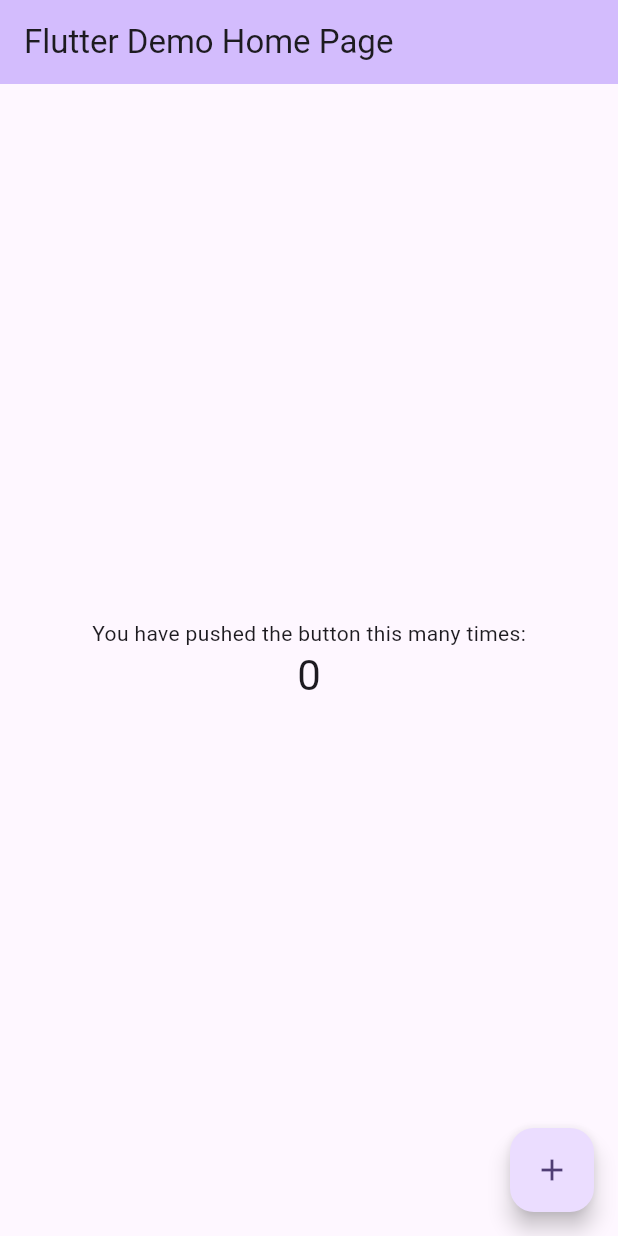
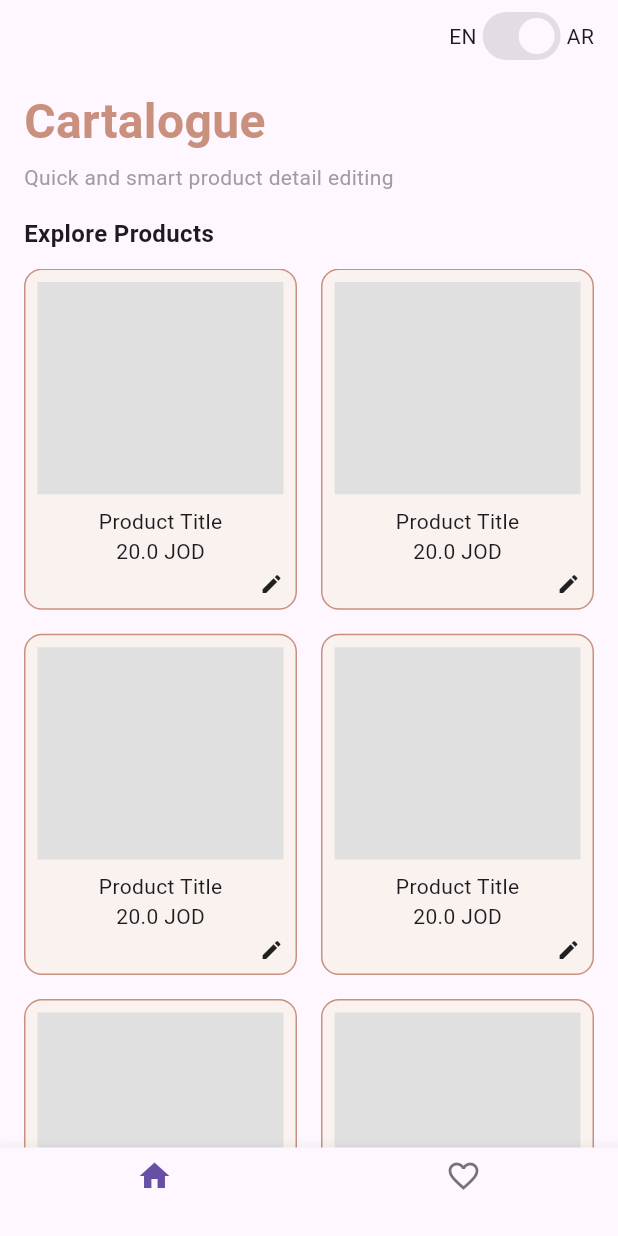
Before and after one commit to mariamnnassar/Cartalogue, a Flutter app: the screen it shows after launch, on a phone screen of 412 x 824 dp. Run offline on Flutter 3.47's test engine with Material 3 defaults, Android fonts, the light colour scheme and no system bars; our stand-ins replace flutter_riverpod.

Commit message:
Home Front Implemented

```diff
--- /dev/null
+++ b/lib/app.dart
@@ -0,0 +1,27 @@
+// lib/app.dart
+
+import 'package:flutter/material.dart';
+import 'features/home/home.dart';
+
+class MyApp extends StatelessWidget {
+  const MyApp({super.key});
+
+  @override
+  Widget build(BuildContext context) {
+    return MaterialApp(
+      // Title used in Android app switcher or task manager
+      title: 'Cartalogue',
+
+      // Remove debug banner in top-right corner
+      debugShowCheckedModeBanner: false,
+
+      // Theme configuration
+      theme: ThemeData(
+        primarySwatch: Colors.brown, // Main color of the app
+      ),
+
+      // Temporary home screen until we create HomeScreen
+      home: const HomeScreen(), // We'll replace this later with HomeScreen()
+    );
+  }
+}
--- /dev/null
+++ b/lib/features/home/home.dart
@@ -0,0 +1,123 @@
+// lib/features/home/home.dart
+
+import 'package:flutter/material.dart';
+
+class HomeScreen extends StatelessWidget {
+  const HomeScreen({super.key});
+
+  @override
+  Widget build(BuildContext context) {
+    return Scaffold(
+      // Main screen layout
+      body: SafeArea(
+        child: Padding(
+          padding: const EdgeInsets.symmetric(horizontal: 16.0),
+          child: Column(
+            crossAxisAlignment: CrossAxisAlignment.start,
+            children: [
+
+              // 🧭 Language switch row
+              Align(
+                alignment: Alignment.topRight,
+                child: Row(
+                  mainAxisSize: MainAxisSize.min,
+                  children: const [
+                    Text("EN"),
+                    Switch(value: true, onChanged: null), // Temporary
+                    Text("AR"),
+                  ],
+                ),
+              ),
+
+              const SizedBox(height: 10),
+
+              // 🛍️ App Title
+              const Text(
+                "Cartalogue",
+                style: TextStyle(
+                  fontSize: 32,
+                  fontWeight: FontWeight.bold,
+                  color: Color(0xFFCA907E),
+                ),
+              ),
+
+              const SizedBox(height: 4),
+
+              // 💬 Subtitle
+              const Text(
+                "Quick and smart product detail editing",
+                style: TextStyle(
+                  fontSize: 14,
+                  color: Colors.grey,
+                ),
+              ),
+
+              const SizedBox(height: 16),
+
+              // 📦 Section title
+              const Text(
+                "Explore Products",
+                style: TextStyle(
+                  fontSize: 16,
+                  fontWeight: FontWeight.bold,
+                ),
+              ),
+
+              const SizedBox(height: 12),
+
+              // 🖼️ Grid of product cards
+              Expanded(
+                child: GridView.builder(
+                  itemCount: 8, // static number for UI demo
+                  gridDelegate: const SliverGridDelegateWithFixedCrossAxisCount(
+                    crossAxisCount: 2,
+                    mainAxisSpacing: 16,
+                    crossAxisSpacing: 16,
+                    childAspectRatio: 0.8,
+                  ),
+                  itemBuilder: (context, index) {
+                    return Container(
+                      padding: const EdgeInsets.all(8),
+                      decoration: BoxDecoration(
+                        color: Color(0xFFF9F2EF),
+                        borderRadius: BorderRadius.circular(12),
+                        border: Border.all(color: Color(0xFFCA907E)),
+                      ),
+                      child: Column(
+                        children: [
+                          // Product image placeholder
+                          Expanded(
+                            child: Container(
+                              color: Colors.grey[300],
+                            ),
+                          ),
+                          const SizedBox(height: 8),
+                          const Text("Product Title"),
+                          const Text("20.0 JOD"),
+                          const SizedBox(height: 4),
+                          Align(
+                            alignment: Alignment.bottomRight,
+                            child: Icon(Icons.edit, size: 16),
+                          )
+                        ],
+                      ),
+                    );
+                  },
+                ),
+              ),
+            ],
+          ),
+        ),
+      ),
+
+      // ❤️ Bottom navigation
+      bottomNavigationBar: BottomNavigationBar(
+        currentIndex: 0, // Home selected
+        items: const [
+          BottomNavigationBarItem(icon: Icon(Icons.home), label: ""),
+          BottomNavigationBarItem(icon: Icon(Icons.favorite_border), label: ""),
+        ],
+      ),
+    );
+  }
+}
--- a/lib/main.dart
+++ b/lib/main.dart
@@ -1,122 +1,16 @@
+// lib/main.dart
+
+// Importing the Flutter material package for UI widgets.
 import 'package:flutter/material.dart';
 
+// Importing Riverpod's ProviderScope to enable state management.
+import 'package:flutter_riverpod/flutter_riverpod.dart';
+
+// Importing our main app widget from app.dart
+import 'app.dart';
+
 void main() {
-  runApp(const MyApp());
+  // runApp() is the first function called when the app starts.
+  // ProviderScope is the root widget for Riverpod state management.
+  runApp(const ProviderScope(child: MyApp()));
 }
-
-class MyApp extends StatelessWidget {
-  const MyApp({super.key});
-
-  // This widget is the root of your application.
-  @override
-  Widget build(BuildContext context) {
-    return MaterialApp(
-      title: 'Flutter Demo',
-      theme: ThemeData(
-        // This is the theme of your application.
-        //
-        // TRY THIS: Try running your application with "flutter run". You'll see
-        // the application has a purple toolbar. Then, without quitting the app,
-        // try changing the seedColor in the colorScheme below to Colors.green
-        // and then invoke "hot reload" (save your changes or press the "hot
-        // reload" button in a Flutter-supported IDE, or press "r" if you used
-        // the command line to start the app).
-        //
-        // Notice that the counter didn't reset back to zero; the application
-        // state is not lost during the reload. To reset the state, use hot
-        // restart instead.
-        //
-        // This works for code too, not just values: Most code changes can be
-        // tested with just a hot reload.
-        colorScheme: ColorScheme.fromSeed(seedColor: Colors.deepPurple),
-      ),
-      home: const MyHomePage(title: 'Flutter Demo Home Page'),
-    );
-  }
-}
-
-class MyHomePage extends StatefulWidget {
-  const MyHomePage({super.key, required this.title});
-
-  // This widget is the home page of your application. It is stateful, meaning
-  // that it has a State object (defined below) that contains fields that affect
-  // how it looks.
-
-  // This class is the configuration for the state. It holds the values (in this
-  // case the title) provided by the parent (in this case the App widget) and
-  // used by the build method of the State. Fields in a Widget subclass are
-  // always marked "final".
-
-  final String title;
-
-  @override
-  State<MyHomePage> createState() => _MyHomePageState();
-}
-
-class _MyHomePageState extends State<MyHomePage> {
-  int _counter = 0;
-
-  void _incrementCounter() {
-    setState(() {
-      // This call to setState tells the Flutter framework that something has
-      // changed in this State, which causes it to rerun the build method below
-      // so that the display can reflect the updated values. If we changed
-      // _counter without calling setState(), then the build method would not be
-      // called again, and so nothing would appear to happen.
-      _counter++;
-    });
-  }
-
-  @override
-  Widget build(BuildContext context) {
-    // This method is rerun every time setState is called, for instance as done
-    // by the _incrementCounter method above.
-    //
-    // The Flutter framework has been optimized to make rerunning build methods
-    // fast, so that you can just rebuild anything that needs updating rather
-    // than having to individually change instances of widgets.
-    return Scaffold(
-      appBar: AppBar(
-        // TRY THIS: Try changing the color here to a specific color (to
-        // Colors.amber, perhaps?) and trigger a hot reload to see the AppBar
-        // change color while the other colors stay the same.
-        backgroundColor: Theme.of(context).colorScheme.inversePrimary,
-        // Here we take the value from the MyHomePage object that was created by
-        // the App.build method, and use it to set our appbar title.
-        title: Text(widget.title),
-      ),
-      body: Center(
-        // Center is a layout widget. It takes a single child and positions it
-        // in the middle of the parent.
-        child: Column(
-          // Column is also a layout widget. It takes a list of children and
-          // arranges them vertically. By default, it sizes itself to fit its
-          // children horizontally, and tries to be as tall as its parent.
-          //
-          // Column has various properties to control how it sizes itself and
-          // how it positions its children. Here we use mainAxisAlignment to
-          // center the children vertically; the main axis here is the vertical
-          // axis because Columns are vertical (the cross axis would be
-          // horizontal).
-          //
-          // TRY THIS: Invoke "debug painting" (choose the "Toggle Debug Paint"
-          // action in the IDE, or press "p" in the console), to see the
-          // wireframe for each widget.
-          mainAxisAlignment: MainAxisAlignment.center,
-          children: <Widget>[
-            const Text('You have pushed the button this many times:'),
-            Text(
-              '$_counter',
-              style: Theme.of(context).textTheme.headlineMedium,
-            ),
-          ],
-        ),
-      ),
-      floatingActionButton: FloatingActionButton(
-        onPressed: _incrementCounter,
-        tooltip: 'Increment',
-        child: const Icon(Icons.add),
-      ), // This trailing comma makes auto-formatting nicer for build methods.
-    );
-  }
-}
```
Also changed, not shown: pubspec.yaml (+12 -69 lines), pubspec.lock, 1 other file.
